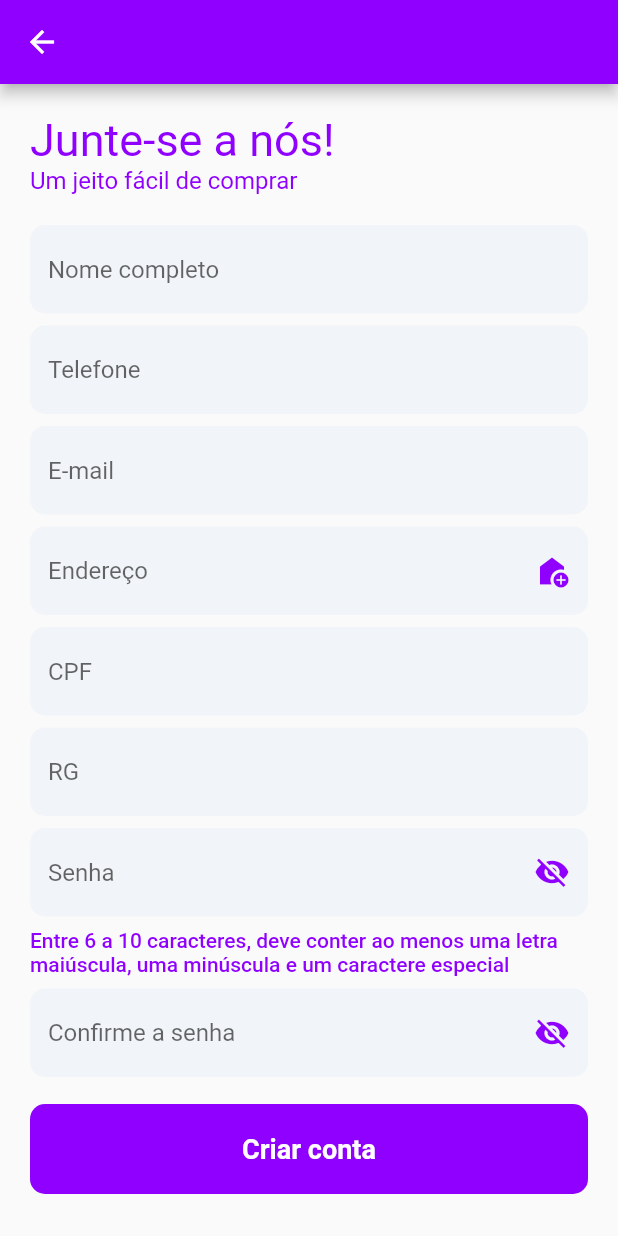
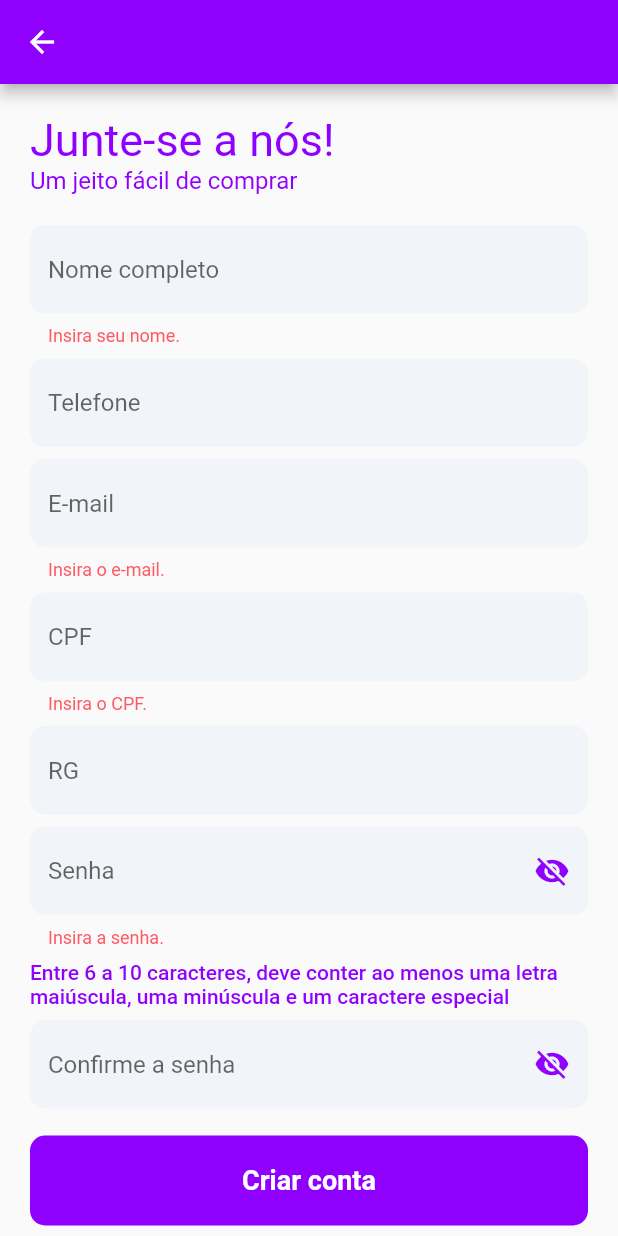
Before and after one commit to AngeloMzn/FarmaFacilCliente, a Flutter app: the SignupScreen screen opened directly, after a tap on "Criar conta", on a phone screen of 412 x 824 dp. Run offline on Flutter 3.47's test engine with Material 3 defaults, Android fonts, the phone set to English and light mode, and no system bars; missing offline and left inert: easy_mask.

Commit message:
[NEW] Signup design implementation finished

```diff
--- a/farmafacil_cliente/lib/components/input.dart
+++ b/farmafacil_cliente/lib/components/input.dart
@@ -1,5 +1,6 @@
 import 'package:farmafacil_cliente/theme/application_colors.dart';
 import 'package:flutter/material.dart';
+import 'package:flutter/services.dart';
 
 class Input extends StatelessWidget {
   final bool hideText;
@@ -7,6 +8,9 @@ class Input extends StatelessWidget {
   final IconButton? icon;
   final TextInputType keyboardType;
   final Color iconColor;
+  final List<TextInputFormatter>? masks;
+  final String? Function(String?)? validator;
+  final TextEditingController controller;
 
   const Input({
     super.key,
@@ -15,14 +19,19 @@ class Input extends StatelessWidget {
     required this.placeholder,
     this.keyboardType = TextInputType.text,
     this.iconColor = ApplicationColors.secondaryText,
+    this.masks,
+    this.validator, required this.controller,
   });
 
   @override
   Widget build(BuildContext context) {
     return TextFormField(
+      controller: controller,
+      validator: validator,
       keyboardType: keyboardType,
       cursorColor: ApplicationColors.primaryText,
       obscureText: hideText,
+      inputFormatters: masks,
       decoration: InputDecoration(
         hintText: placeholder,
         filled: true,
--- /dev/null
+++ b/farmafacil_cliente/lib/controllers/signup_controller.dart
@@ -0,0 +1,90 @@
+import 'package:flutter/material.dart';
+
+class SignupController {
+  bool hidePassword = true;
+  IconData passwordIcon = Icons.visibility_off;
+
+  void togglePasswordVisibility() {
+    hidePassword = !hidePassword;
+
+    if (hidePassword) {
+      passwordIcon = Icons.visibility_off;
+    } else {
+      passwordIcon = Icons.visibility;
+    }
+  }
+
+  String? defaultValidator(String? value, String errorText) {
+    if (value == null || value.isEmpty) {
+      return errorText;
+    }
+
+    return null;
+  }
+
+  String? validateEmail(String? email) {
+    String pattern =
+        r"[a-z0-9!#$%&'*+/=?^_`{|}~-]+(?:\.[a-z0-9!#$%&'*+/=?^_`{|}~-]+)*@(?:[a-z0-9](?:[a-z0-9-]*[a-z0-9])?\.)+[a-z0-9](?:[a-z0-9-]*[a-z0-9])?";
+
+    RegExp regExp = RegExp(pattern);
+
+    if (email == null || email.isEmpty) {
+      return 'Insira o e-mail.';
+    } else if (!regExp.hasMatch(email)) {
+      return 'Insira um e-mail válido.';
+    }
+
+    return null;
+  }
+
+  String? validateCpf(String? cpf) {
+    String pattern = r"^\d{3}\.\d{3}\.\d{3}-\d{2}$";
+    RegExp regExp = RegExp(pattern);
+
+    if (cpf == null || cpf.isEmpty) {
+      return "Insira o CPF.";
+    } else if (!regExp.hasMatch(cpf)) {
+      return "Insira um CPF válido.";
+    }
+
+    return null;
+  }
+
+  String? validatePhoneNumber(String? phoneNumber) {
+    String pattern = r"^\(\d{2}\) \d{4,5}-\d{4}$";
+    RegExp regExp = RegExp(pattern);
+
+    if (phoneNumber != null && phoneNumber.isNotEmpty && !regExp.hasMatch(phoneNumber)) {
+      return "Insira um número de telefone válido.";
+    }
+
+    return null;
+  }
+
+  String? validatePassword(String? password) {
+    String pattern =
+        r"^(?=.*[a-z])(?=.*[A-Z])(?=.*[!@#$%^&*()_+{}[\]:;<>,.?/~`-])[A-Za-z\d!@#$%^&*()_+{}[\]:;<>,.?/~`-]{6,10}$";
+    RegExp regExp = RegExp(pattern);
+
+    if (password == null || password.isEmpty) {
+      return "Insira a senha.";
+    } else if (!regExp.hasMatch(password)) {
+      return "Insira uma senha válida.";
+    }
+
+    return null;
+  }
+
+  String? validateEqualPassword(String? value1, String? value2) {
+    if (value1 != value2) return "As senhas não correspondem.";
+    return null;
+  }
+
+  void submitForm(GlobalKey<FormState> key) {
+    if (key.currentState!.validate()) {
+      debugPrint("válido");
+    } else {
+      debugPrint("não válido");
+    }
+  }
+}
--- a/farmafacil_cliente/lib/main.dart
+++ b/farmafacil_cliente/lib/main.dart
@@ -1,13 +1,15 @@
+import 'package:farmafacil_cliente/controllers/login_controller.dart';
 import 'package:farmafacil_cliente/theme/application_theme.dart';
 import 'package:flutter/material.dart';
 import 'package:farmafacil_cliente/screens/login_screen.dart';
 
 void main() {
-  runApp(const FarmaFacilCliente());
+  runApp(FarmaFacilCliente());
 }
 
 class FarmaFacilCliente extends StatelessWidget {
-  const FarmaFacilCliente({super.key});
+  final LoginController controller = LoginController();
+  FarmaFacilCliente({super.key});
 
   @override
   Widget build(BuildContext context) {
--- a/farmafacil_cliente/lib/screens/signup_screen.dart
+++ b/farmafacil_cliente/lib/screens/signup_screen.dart
@@ -1,11 +1,29 @@
+import 'package:easy_mask/easy_mask.dart';
 import 'package:farmafacil_cliente/components/button.dart';
 import 'package:farmafacil_cliente/components/input.dart';
+import 'package:farmafacil_cliente/controllers/signup_controller.dart';
 import 'package:farmafacil_cliente/theme/application_colors.dart';
 import 'package:farmafacil_cliente/utils/navigate.dart';
 import 'package:flutter/material.dart';
 
-class SignupScreen extends StatelessWidget {
+class SignupScreen extends StatefulWidget {
   const SignupScreen({super.key});
+
+  @override
+  State<SignupScreen> createState() => _SignupScreenState();
+}
+
+class _SignupScreenState extends State<SignupScreen> {
+  final _formKey = GlobalKey<FormState>();
+  final TextEditingController nomeController = TextEditingController(),
+      telefoneController = TextEditingController(),
+      emailController = TextEditingController(),
+      cpfController = TextEditingController(),
+      rgController = TextEditingController(),
+      senhaController = TextEditingController(),
+      senhaRepetidaController = TextEditingController();
+  final signupControllerUm = SignupController(),
+      signupControllerDois = SignupController();
 
   @override
   Widget build(BuildContext context) {
@@ -48,54 +66,92 @@ class SignupScreen extends StatelessWidget {
                   top: 20,
                 ),
                 child: Form(
+                  key: _formKey,
                   child: Column(
                     crossAxisAlignment: CrossAxisAlignment.stretch,
                     children: [
-                      const Padding(
-                        padding: EdgeInsets.only(bottom: 8.0),
+                      Padding(
+                        padding: const EdgeInsets.only(bottom: 8.0),
                         child: Input(
+                          controller: nomeController,
+                          validator: (nome) {
+                            return signupControllerUm.defaultValidator(
+                              nome,
+                              "Insira seu nome.",
+                            );
+                          },
                           placeholder: "Nome completo",
                           keyboardType: TextInputType.name,
-                        ),
-                      ),
-                      const Padding(
-                        padding: EdgeInsets.only(bottom: 8.0),
-                        child: Input(
-                          placeholder: "Telefone",
-                          keyboardType: TextInputType.number,
-                        ),
-                      ),
-                      const Padding(
-                        padding: EdgeInsets.only(bottom: 8.0),
-                        child: Input(
-                          placeholder: "E-mail",
-                          keyboardType: TextInputType.emailAddress,
                         ),
                       ),
                       Padding(
                         padding: const EdgeInsets.only(bottom: 8.0),
                         child: Input(
-                          placeholder: "Endereço",
-                          keyboardType: TextInputType.streetAddress,
-                          icon: IconButton(
-                            onPressed: () {},
-                            icon: const Icon(
-                              Icons.add_home,
+                          controller: telefoneController,
+                          placeholder: "Telefone",
+                          keyboardType: TextInputType.number,
+                          masks: [
+                            TextInputMask(
+                              mask: [
+                                "(99) 9999-9999",
+                                "(99) 99999-9999",
+                              ],
                             ),
-                            color: ApplicationColors.primary,
-                          ),
+                          ],
+                          validator: (phoneNumber) {
+                            return signupControllerUm.validatePhoneNumber(
+                              phoneNumber,
+                            );
+                          },
                         ),
                       ),
-                      const Padding(
-                        padding: EdgeInsets.only(bottom: 8.0),
+                      Padding(
+                        padding: const EdgeInsets.only(bottom: 8.0),
                         child: Input(
-                          placeholder: "CPF",
-                          keyboardType: TextInputType.number,
+                          controller: emailController,
+                          validator: (email) {
+                            return signupControllerUm.validateEmail(email);
+                          },
+                          placeholder: "E-mail",
+                          keyboardType: TextInputType.emailAddress,
                         ),
                       ),
-                      const Padding(
-                        padding: EdgeInsets.only(bottom: 8.0),
+                      // Padding(
+                      //   padding: const EdgeInsets.only(bottom: 8.0),
+                      //   child: Input(
+                      //     placeholder: "Endereço",
+                      //     keyboardType: TextInputType.streetAddress,
+                      //     icon: IconButton(
+                      //       onPressed: () {},
+                      //       icon: const Icon(
+                      //         Icons.add_home,
+                      //       ),
+                      //       color: ApplicationColors.primary,
+                      //     ),
+                      //   ),
+                      // ),
+                      Padding(
+                        padding: const EdgeInsets.only(bottom: 8.0),
                         child: Input(
+                          controller: cpfController,
+                          placeholder: "CPF",
+                          validator: (cpf) {
+                            return signupControllerUm.validateCpf(
+                              cpf,
+                            );
+                          },
+                          keyboardType: TextInputType.number,
+                          masks: [
+                            TextInputMask(
+                              mask: "999.999.999-99",
+                            ),
+                          ],
+                        ),
+                      ),
+                      Padding(
+                        padding: const EdgeInsets.only(bottom: 8.0),
+                        child: Input(
+                          controller: rgController,
                           placeholder: "RG",
                           keyboardType: TextInputType.number,
                         ),
@@ -103,15 +159,23 @@ class SignupScreen extends StatelessWidget {
                       Padding(
                         padding: const EdgeInsets.only(bottom: 8.0),
                         child: Input(
+                          controller: senhaController,
                           placeholder: "Senha",
-                          hideText: true,
+                          hideText: signupControllerUm.hidePassword,
                           icon: IconButton(
-                            onPressed: () {},
-                            icon: const Icon(
-                              Icons.visibility_off,
+                            onPressed: () {
+                              setState(() {
+                                signupControllerUm.togglePasswordVisibility();
+                              });
+                            },
+                            icon: Icon(
+                              signupControllerUm.passwordIcon,
                             ),
                           ),
                           iconColor: ApplicationColors.primary,
+                          validator: (senha) {
+                            return signupControllerUm.validatePassword(senha);
+                          },
                         ),
                       ),
                       const Padding(
@@ -127,15 +191,26 @@ class SignupScreen extends StatelessWidget {
                       Padding(
                         padding: const EdgeInsets.only(bottom: 8.0),
                         child: Input(
+                          controller: senhaRepetidaController,
                           placeholder: "Confirme a senha",
-                          hideText: true,
+                          hideText: signupControllerDois.hidePassword,
                           icon: IconButton(
-                            onPressed: () {},
-                            icon: const Icon(
-                              Icons.visibility_off,
+                            onPressed: () {
+                              setState(() {
+                                signupControllerDois.togglePasswordVisibility();
+                              });
+                            },
+                            icon: Icon(
+                              signupControllerDois.passwordIcon,
                             ),
                           ),
                           iconColor: ApplicationColors.primary,
+                          validator: (senhaRepetida) {
+                            return signupControllerUm.validateEqualPassword(
+                              senhaRepetida,
+                              senhaController.text,
+                            );
+                          },
                         ),
                       ),
                       Padding(
@@ -146,7 +221,7 @@ class SignupScreen extends StatelessWidget {
                         child: Button(
                           height: 60,
                           onPress: () {
-                            debugPrint("hello");
+                            signupControllerUm.submitForm(_formKey);
                           },
                           text: "Criar conta",
                           textSize: 18,
--- a/farmafacil_cliente/pubspec.yaml
+++ b/farmafacil_cliente/pubspec.yaml
@@ -31,10 +31,10 @@ dependencies:
   flutter:
     sdk: flutter
 
-
   # The following adds the Cupertino Icons font to your application.
   # Use with the CupertinoIcons class for iOS style icons.
   cupertino_icons: ^1.0.6
+  easy_mask: ^2.0.1
 
 dev_dependencies:
   flutter_test:
```
Also changed, not shown: farmafacil_cliente/lib/controllers/login_controller.dart (added, +47 -0 lines), farmafacil_cliente/lib/screens/login_screen.dart (+35 -6 lines), farmafacil_cliente/pubspec.lock, 1 other file.
